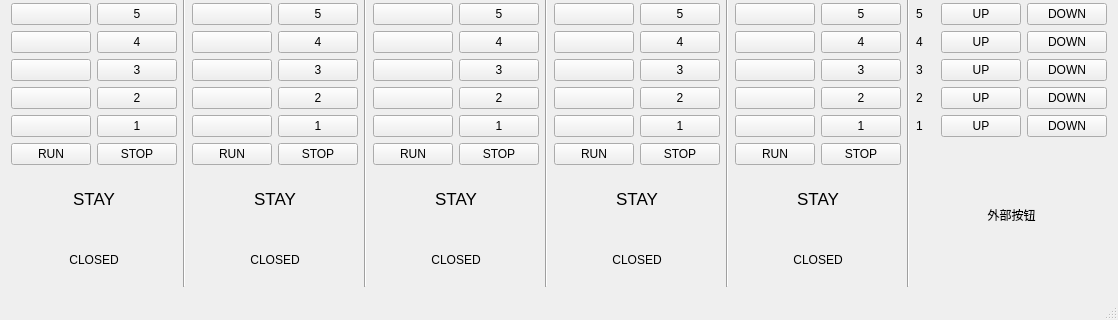
Above: assignment1/mainwindow.ui from FoxerLee/Elevator before the change; both pictures show x 0 to 1118 and y 568 to 888 of the 1118 by 888 pixel window. Below: the same form after it.
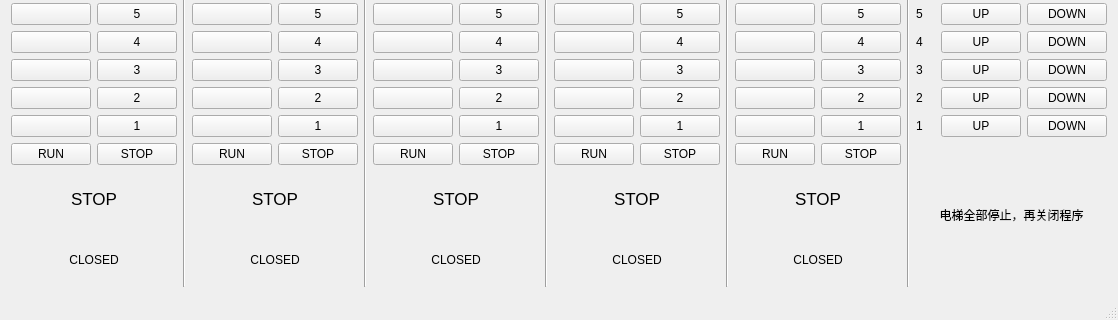
That is the form after the change.

The edit to the form file:
```diff
--- a/assignment1/mainwindow.ui
+++ b/assignment1/mainwindow.ui
@@ -2865,7 +2865,7 @@
       <item>
        <widget class="QLabel" name="label_22">
         <property name="text">
-         <string>外部按钮</string>
+         <string>电梯全部停止，再关闭程序</string>
         </property>
         <property name="alignment">
          <set>Qt::AlignCenter</set>
@@ -2884,7 +2884,7 @@
          </font>
         </property>
         <property name="text">
-         <string>STAY</string>
+         <string>STOP</string>
         </property>
         <property name="alignment">
          <set>Qt::AlignCenter</set>
@@ -2913,7 +2913,7 @@
          </font>
         </property>
         <property name="text">
-         <string>STAY</string>
+         <string>STOP</string>
         </property>
         <property name="alignment">
          <set>Qt::AlignCenter</set>
@@ -2942,7 +2942,7 @@
          </font>
         </property>
         <property name="text">
-         <string>STAY</string>
+         <string>STOP</string>
         </property>
         <property name="alignment">
          <set>Qt::AlignCenter</set>
@@ -2971,7 +2971,7 @@
          </font>
         </property>
         <property name="text">
-         <string>STAY</string>
+         <string>STOP</string>
         </property>
         <property name="alignment">
          <set>Qt::AlignCenter</set>
@@ -3000,7 +3000,7 @@
          </font>
         </property>
         <property name="text">
-         <string>STAY</string>
+         <string>STOP</string>
         </property>
         <property name="alignment">
          <set>Qt::AlignCenter</set>
```
